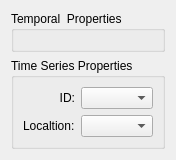
Qt form src/terralib/qt/widgets/st/ui/TimeSeriesPropertiesWidgetForm.ui (claudiobogossian/terralib5) before a commit.
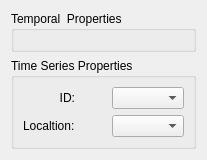
The same form after that commit.

```diff
--- a/src/terralib/qt/widgets/st/ui/TimeSeriesPropertiesWidgetForm.ui
+++ b/src/terralib/qt/widgets/st/ui/TimeSeriesPropertiesWidgetForm.ui
@@ -6,8 +6,8 @@
    <rect>
     <x>0</x>
     <y>0</y>
-    <width>161</width>
-    <height>150</height>
+    <width>207</width>
+    <height>148</height>
    </rect>
   </property>
   <property name="windowTitle">
@@ -38,10 +38,10 @@
      <property name="title">
       <string>Time Series Properties</string>
      </property>
-     <layout class="QGridLayout" name="gridLayout">
+     <layout class="QGridLayout" name="gridLayout_4">
       <item row="0" column="0">
-       <layout class="QHBoxLayout" name="horizontalLayout">
-        <item>
+       <layout class="QGridLayout" name="gridLayout">
+        <item row="0" column="0">
          <widget class="QLabel" name="m_idLabel">
           <property name="text">
            <string>ID:</string>
@@ -51,31 +51,53 @@
           </property>
          </widget>
         </item>
-        <item>
+        <item row="0" column="1">
+         <spacer name="horizontalSpacer">
+          <property name="orientation">
+           <enum>Qt::Horizontal</enum>
+          </property>
+          <property name="sizeHint" stdset="0">
+           <size>
+            <width>40</width>
+            <height>20</height>
+           </size>
+          </property>
+         </spacer>
+        </item>
+        <item row="0" column="2">
          <widget class="QComboBox" name="m_idComboBox">
           <property name="sizePolicy">
-           <sizepolicy hsizetype="Preferred" vsizetype="Fixed">
+           <sizepolicy hsizetype="Expanding" vsizetype="Fixed">
             <horstretch>0</horstretch>
             <verstretch>0</verstretch>
            </sizepolicy>
           </property>
          </widget>
         </item>
-       </layout>
-      </item>
-      <item row="1" column="0">
-       <layout class="QHBoxLayout" name="horizontalLayout_2">
-        <item>
+        <item row="1" column="0">
          <widget class="QLabel" name="m_locationLabel">
           <property name="text">
            <string>Localtion:</string>
           </property>
          </widget>
         </item>
-        <item>
+        <item row="1" column="1">
+         <spacer name="horizontalSpacer_2">
+          <property name="orientation">
+           <enum>Qt::Horizontal</enum>
+          </property>
+          <property name="sizeHint" stdset="0">
+           <size>
+            <width>40</width>
+            <height>20</height>
+           </size>
+          </property>
+         </spacer>
+        </item>
+        <item row="1" column="2">
          <widget class="QComboBox" name="m_locationComboBox">
           <property name="sizePolicy">
-           <sizepolicy hsizetype="Preferred" vsizetype="Fixed">
+           <sizepolicy hsizetype="Expanding" vsizetype="Fixed">
             <horstretch>0</horstretch>
             <verstretch>0</verstretch>
            </sizepolicy>
```
